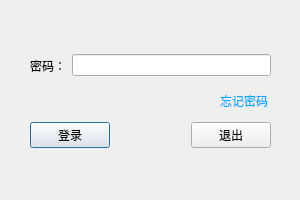
The window that src/logindialog.ui (2013timlee/PasswordBook) describes before a commit, drawn with Qt 5.
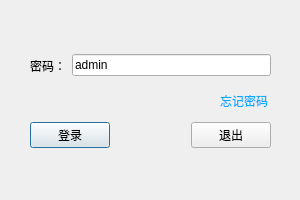
The same window after the commit.

Commit message: 已经初始化显示界面

Diff of the .ui file:
```diff
--- a/src/logindialog.ui
+++ b/src/logindialog.ui
@@ -107,7 +107,7 @@
     <string>忘记密码</string>
    </property>
   </widget>
-  <widget class="QWidget" name="">
+  <widget class="QWidget" name="layoutWidget">
    <property name="geometry">
     <rect>
      <x>30</x>
@@ -132,11 +132,15 @@
      </widget>
     </item>
     <item>
-     <widget class="QLineEdit" name="pwdEdit"/>
+     <widget class="QLineEdit" name="pwdEdit">
+      <property name="text">
+       <string>admin</string>
+      </property>
+     </widget>
     </item>
    </layout>
   </widget>
-  <widget class="QWidget" name="">
+  <widget class="QWidget" name="layoutWidget">
    <property name="geometry">
     <rect>
      <x>30</x>
```
The commit also changes 5 other files.
